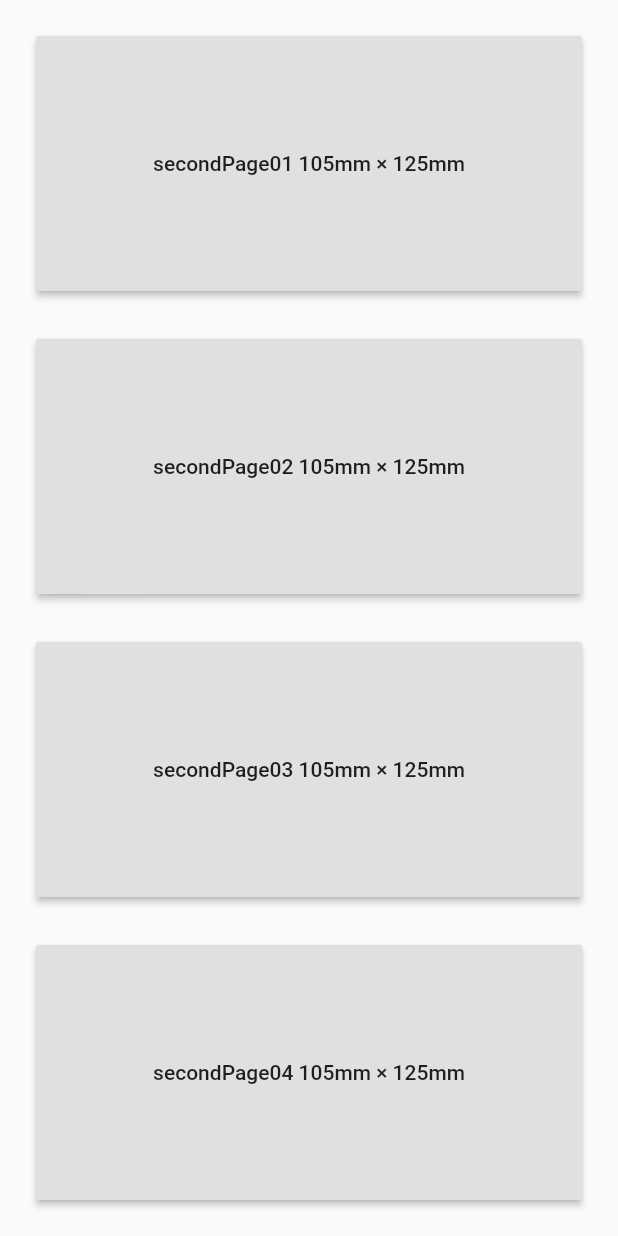
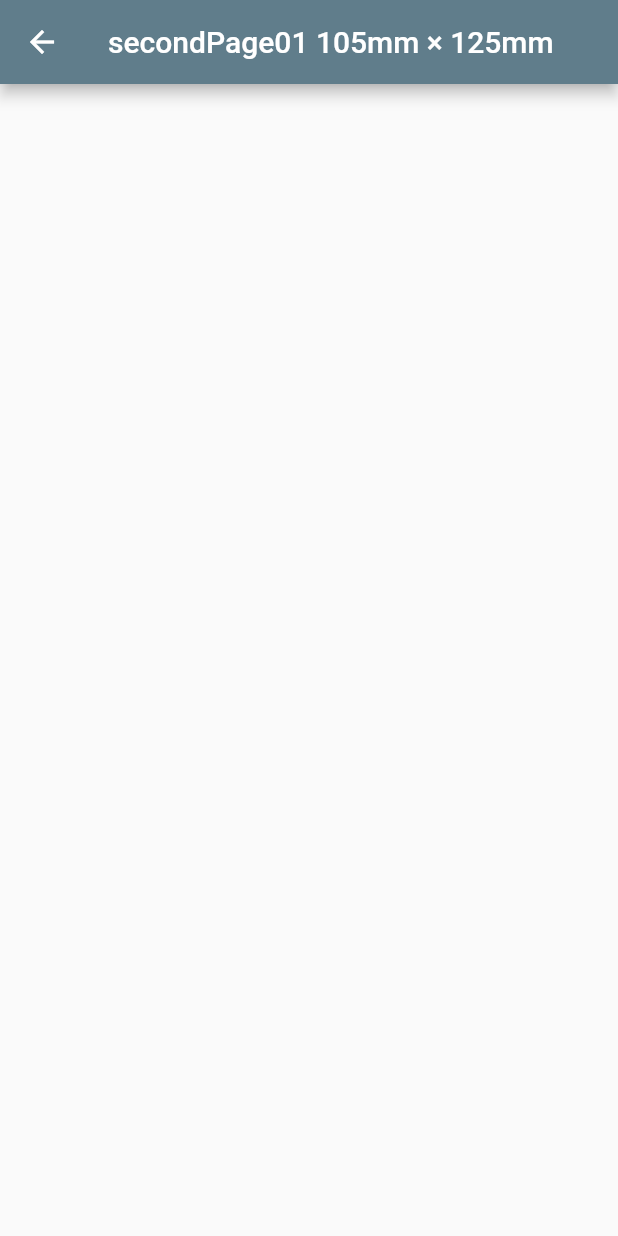
Before and after one commit to tai0116/mask1, a Flutter app: the Second widget shown alone on an empty page, opened directly, after a tap on "secondPage01 105mm × 125mm", on a phone screen of 412 x 824 dp. Run offline on Flutter 3.47's test engine with Material 2 defaults, Android fonts, the phone set to English and light mode, and no system bars.

Commit message:
１つのクラスで、それぞれのページに画面遷移できるコード

```diff
--- a/lib/screens/first_page_next.dart
+++ b/lib/screens/second_page.dart
@@ -1,16 +1,19 @@
 import 'package:flutter/material.dart';
 
-class FirstPage extends StatefulWidget {
+class SecondPage extends StatefulWidget {
+  SecondPage(this.title);
+  final String title;
+
   @override
-  _FirstPageState createState() => _FirstPageState();
+  _SecondPageState createState() => _SecondPageState();
 }
 
-class _FirstPageState extends State<FirstPage> {
+class _SecondPageState extends State<SecondPage> {
   @override
   Widget build(BuildContext context) {
     return Scaffold(
       appBar: AppBar(
-        title: Text('こども用マスク'),
+        title: Text(widget.title),
       ),
       body: Container(
         height: double.infinity,
--- a/lib/screens/second_tab.dart
+++ b/lib/screens/second_tab.dart
@@ -1,4 +1,5 @@
 import 'package:flutter/material.dart';
+import 'package:mask1_app/screens/second_page.dart';
 
 class Second extends StatefulWidget {
   @override
@@ -8,9 +9,9 @@ class Second extends StatefulWidget {
 class _SecondState extends State<Second> {
   List<String> _texts = [
     "secondPage01 105mm × 125mm",
-    "secondPage02 105mm × 125mm",
-    "secondPage03 105mm × 125mm",
-    "secondPage04 105mm × 125mm",
+    "secondPage02 105mm × 126mm",
+    "secondPage03 105mm × 127mm",
+    "secondPage04 105mm × 128mm",
   ];
 
   @override
@@ -24,7 +25,9 @@ class _SecondState extends State<Second> {
             child: Row(
               crossAxisAlignment: CrossAxisAlignment.stretch,
               children: [
-                Expanded(flex: 1, child: _selectButton(_texts[0])),
+                Expanded(
+                    flex: 1,
+                    child: _selectButton(_texts[0], SecondPage(_texts[0]))),
               ],
             ),
           ),
@@ -33,7 +36,9 @@ class _SecondState extends State<Second> {
             child: Row(
               crossAxisAlignment: CrossAxisAlignment.stretch,
               children: [
-                Expanded(flex: 1, child: _selectButton(_texts[1])),
+                Expanded(
+                    flex: 1,
+                    child: _selectButton(_texts[1], SecondPage(_texts[1]))),
               ],
             ),
           ),
@@ -42,7 +47,9 @@ class _SecondState extends State<Second> {
             child: Row(
               crossAxisAlignment: CrossAxisAlignment.stretch,
               children: [
-                Expanded(flex: 1, child: _selectButton(_texts[2])),
+                Expanded(
+                    flex: 1,
+                    child: _selectButton(_texts[2], SecondPage(_texts[2]))),
               ],
             ),
           ),
@@ -51,7 +58,10 @@ class _SecondState extends State<Second> {
             child: Row(
               crossAxisAlignment: CrossAxisAlignment.stretch,
               children: [
-                Expanded(flex: 1, child: _selectButton(_texts[3])),
+                Expanded(
+                  flex: 1,
+                  child: _selectButton(_texts[3], SecondPage(_texts[3])),
+                )
               ],
             ),
           ),
@@ -60,12 +70,18 @@ class _SecondState extends State<Second> {
     );
   }
 
-  Widget _selectButton(String buttonText) {
+  Widget _selectButton(String buttonText, Widget page) {
     return Container(
       padding: EdgeInsets.all(16.0),
       child: RaisedButton(
         child: Text(buttonText),
-        onPressed: () {},
+        onPressed: () {
+          Navigator.push(
+              context,
+              MaterialPageRoute(
+                builder: (context) => page,
+              ));
+        },
       ),
     );
   }
```
Also changed, not shown: lib/screens/first_tab.dart (+23 -11 lines).
